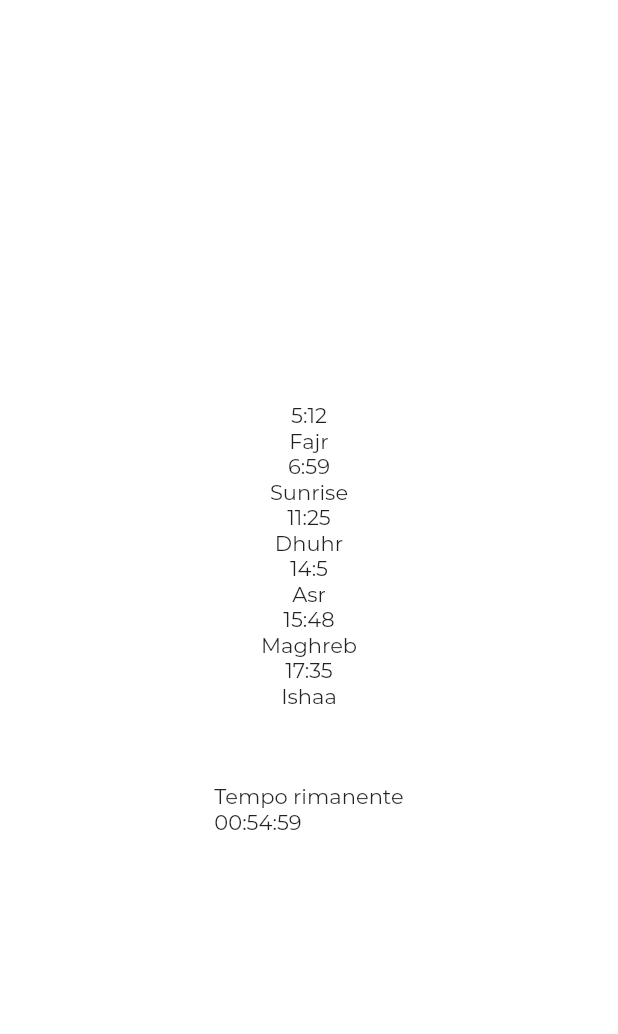
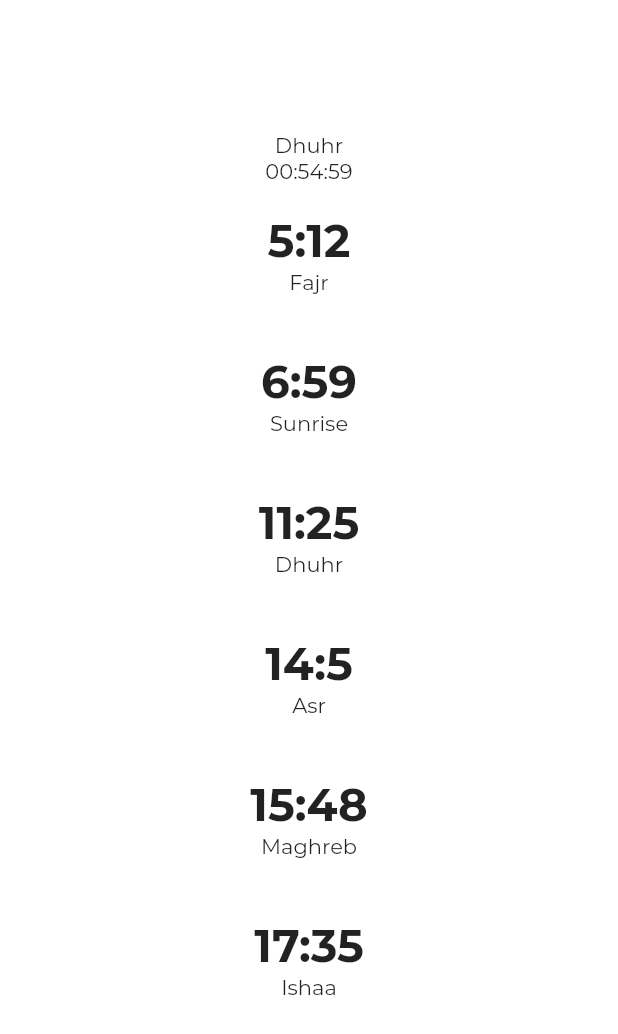
Before and after one commit to om4rr4mo/X_UPray, a Flutter app: the screen it shows after launch, on a phone screen of 412 x 824 dp. Shown: the top 1034 px of the screen. Run offline on Flutter 3.47's test engine with Material 2 defaults, Android fonts, the phone set to English and light mode, and no system bars; our stand-ins replace adhan, lottie; project files that could hold a hidden picture were left out.

Commit message:
Font change

```diff
--- a/lib/Utility/TGBL.dart
+++ b/lib/Utility/TGBL.dart
@@ -1,5 +1,10 @@
 import 'package:flutter/material.dart';
 import 'package:prayers/pages/home_page.dart';
+
+extension StringCasingExtension on String {
+  String toCapitalized() => length > 0 ?'${this[0].toUpperCase()}${substring(1).toLowerCase()}':'';
+  String toTitleCase() => replaceAll(RegExp(' +'), ' ').split(' ').map((str) => str.toCapitalized()).join(' ');
+}
 
 Route createRoute(BuildContext context) {
   return PageRouteBuilder(
--- a/lib/pages/home_page.dart
+++ b/lib/pages/home_page.dart
@@ -2,6 +2,7 @@ import 'dart:async';
 
 import 'package:adhan/adhan.dart';
 import 'package:flutter/material.dart';
+import 'package:prayers/Utility/TGBL.dart';
 import 'package:prayers/providers/prayer_provider.dart';
 
 class HomePage extends StatefulWidget {
@@ -14,12 +15,14 @@ class HomePage extends StatefulWidget {
 class _HomePageState extends State<HomePage> {
   late Timer timer;
   late String timeRemain = "";
+  late String nextPrayer = "";
   late PrayerTimes prayerTimes;
   late final params;
   late final myCoordinates;
 
   String timeBetween(DateTime from, DateTime to) {
-    from = DateTime(from.year, from.month, from.day, from.hour, from.minute, from.second);
+    from = DateTime(
+        from.year, from.month, from.day, from.hour, from.minute, from.second);
     to = DateTime(to.year, to.month, to.day, to.hour, to.minute, to.second);
     return to.difference(from).inHours.toString().padLeft(2, '0') +
         ":" +
@@ -44,10 +47,14 @@ class _HomePageState extends State<HomePage> {
 
     timer = Timer.periodic(Duration(seconds: 1), (_) {
       setState(() {
+        Prayer xx = Prayer.values.toList().firstWhere((element) =>
+            element.index == prayerTimes.nextPrayer().index);
+        if (xx != null) {
+          nextPrayer = xx.toString().split('.')[1];
+        }
         timeRemain = fetchPatientCount();
       });
     });
-
   }
 
   @override
@@ -64,6 +71,14 @@ class _HomePageState extends State<HomePage> {
             child: Column(
           mainAxisAlignment: MainAxisAlignment.center,
           children: [
+            Text(
+              nextPrayer.toCapitalized(),
+              textAlign: TextAlign.center,
+            ),
+            Text(
+              timeRemain,
+              textAlign: TextAlign.center,
+            ),
             PrayerProvider(
               prayerName: "Fajr",
               prayerTime: prayerTimes.fajr.hour.toString() +
@@ -103,9 +118,6 @@ class _HomePageState extends State<HomePage> {
             SizedBox(
               height: 50,
             ),
-            Text(
-              "Tempo rimanente\n" + timeRemain,
-            ),
           ],
         )),
       ),
--- a/lib/providers/prayer_provider.dart
+++ b/lib/providers/prayer_provider.dart
@@ -10,11 +10,17 @@ class PrayerProvider extends StatelessWidget {
 
   @override
   Widget build(BuildContext context) {
-    return Column(
-      children: [
-        Text(prayerTime),
-        Text(prayerName),
-      ],
+    return Padding(
+      padding: const EdgeInsets.all(20.0),
+      child: Column(
+        children: [
+          Text(prayerTime, style: TextStyle(
+            fontWeight: FontWeight.bold,
+            fontSize: 30
+          ),),
+          Text(prayerName),
+        ],
+      ),
     );
   }
 }
```
